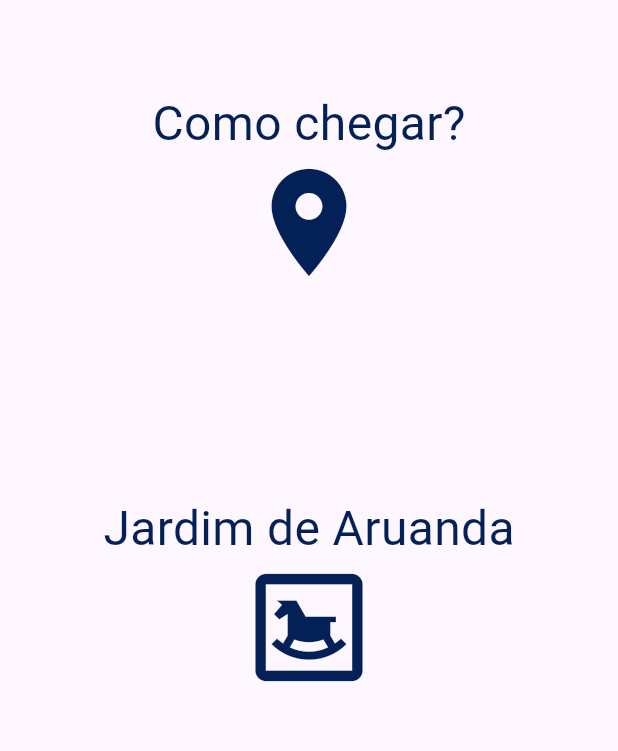
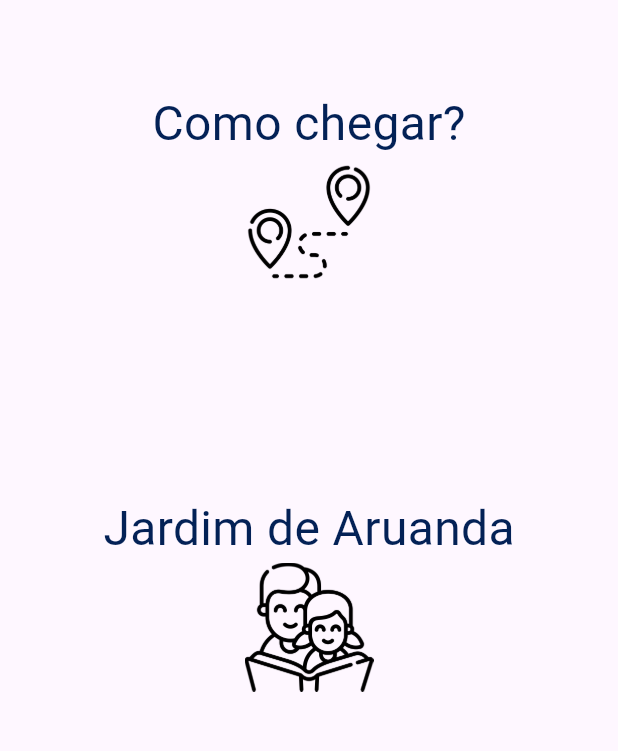
Before and after one commit to camurri/tvbflutter, a Flutter app: the screen it shows after launch, on a phone screen of 412 x 824 dp, the part 459-1210 px from its top. Run offline on Flutter 3.47's test engine with Material 3 defaults, Android fonts, the phone set to English and light mode, and no system bars; drawn by our look-alikes of carousel_slider.

Commit message:
icones personalizados snack personalizado

```diff
--- a/lib/widgets/carousel_slider.dart
+++ b/lib/widgets/carousel_slider.dart
@@ -11,7 +11,7 @@ void main() {
 }
 
 class CarouselWidget extends StatelessWidget {
-   CarouselWidget({super.key});
+  CarouselWidget({super.key});
 
   @override
   Widget build(BuildContext context) {
@@ -34,33 +34,51 @@ class CarouselWidget extends StatelessWidget {
 
   // Lista de itens para o primeiro carrossel
   final List<Map<String, dynamic>> _itemsGeral = [
-    {'text': 'Como chegar?', 'icon': Icons.location_on},
-    {'text': 'Giras da Semana', 'icon': Icons.access_time_outlined},
-    {'text': 'Pontos do terreiro', 'icon': Icons.library_music},
-    {'text': 'Redes Sociais', 'icon': Icons.facebook},
+    {'text': 'Como chegar?', 'icon': 'assets/images/road.png'},
+    {'text': 'Giras da Semana', 'icon': 'assets/images/schedule.png'},
+    {'text': 'Pontos do terreiro', 'icon': 'assets/images/african-drum.png'},
+    {'text': 'Redes Sociais', 'icon': 'assets/images/social-media.png'},
   ];
 
   // Lista de itens para o segundo carrossel
   final List<Map<String, dynamic>> _itemsGiras = [
-    {'text': 'Jardim de Aruanda', 'icon': Icons.bedroom_baby_outlined},
-    {'text': 'Gira Cigana', 'icon': Icons.star_border_outlined},
-    {'text': 'Gira de Cura', 'icon': Icons.heart_broken},
-    {'text': 'Umbanda Pet', 'icon': Icons.pets},
-    {'text': 'Sagrado Feminino', 'icon': Icons.woman},
-    {'text': 'Gira das Bruxas', 'icon': Icons.star_border_outlined},
+    {'text': 'Jardim de Aruanda', 'icon': 'assets/images/reading.png'},
+    {'text': 'Gira Cigana', 'icon': 'assets/images/fire.png'},
+    {'text': 'Gira de Cura', 'icon': 'assets/images/pray.png'},
+    {'text': 'Umbanda Pet', 'icon': 'assets/images/dog.png'},
+    {'text': 'Sagrado Feminino', 'icon': 'assets/images/flower.png'},
+    {'text': 'Gira das Bruxas', 'icon': 'assets/images/spell-book.png'},
   ];
 }
 
 // Widget para cada item do carrossel
-class CarouselItem extends StatelessWidget {
+class CarouselItem extends StatefulWidget {
   final Map<String, dynamic> item;
 
   const CarouselItem({super.key, required this.item});
 
   @override
+  State<CarouselItem> createState() => _CarouselItemState();
+}
+
+class _CarouselItemState extends State<CarouselItem> {
+  // Índice da mensagem atual
+  int indiceMensagem = 0;
+
+  // Array de mensagens
+  final List<String> mensagens = [
+    'A Umbanda é paz e amor.',
+    'Respeite todas as religiões.',
+    'Acredite no poder da fé.',
+    'A espiritualidade nos conecta.',
+    'A Umbanda acolhe a todos.'
+    'Avante, filhos de fé.'
+  ];
+
+  @override
   Widget build(BuildContext context) {
     return GestureDetector(
-      onTap: () => _handleItemClick(context, item['text']),
+      onTap: () => _handleItemClick(context, widget.item['text']),
       child: Container(
         width: MediaQuery.of(context).size.width,
         margin: const EdgeInsets.symmetric(horizontal: 5.0),
@@ -72,13 +90,13 @@ class CarouselItem extends StatelessWidget {
           mainAxisAlignment: MainAxisAlignment.center,
           children: [
             Text(
-              item['text'],
+              widget.item['text'],
               style: const TextStyle(fontSize: 32.0, color: Color(0xFF032156)),
             ),
-            Icon(
-              item['icon'],
-              size: 86.0,
-              color: const Color(0xFF032156),
+            Image.asset(
+              widget.item['icon'], // Usando a imagem PNG
+              width: 86.0,
+              height: 86.0,
             ),
           ],
         ),
@@ -87,13 +105,19 @@ class CarouselItem extends StatelessWidget {
   }
 
   void _handleItemClick(BuildContext context, String itemText) {
+    // Exibe a mensagem atual
     ScaffoldMessenger.of(context).showSnackBar(
       SnackBar(
-        backgroundColor: const Color(0xFF035653),
-        content: Text('Você clicou em: $itemText'),
+        backgroundColor: const Color(0xFF032156),
+        content: Text(mensagens[indiceMensagem], textAlign: TextAlign.center),
         duration: const Duration(seconds: 2),
       ),
     );
+
+    // Atualiza o índice para a próxima mensagem
+    setState(() {
+      indiceMensagem = (indiceMensagem + 1) % mensagens.length;
+    });
 
     Future.delayed(const Duration(milliseconds: 500), () {
       Navigator.push(
--- a/pubspec.yaml
+++ b/pubspec.yaml
@@ -33,6 +33,7 @@ dependencies:
     sdk: flutter
   carousel_slider: ^5.0.0
   #url_launcher: ^6.0.9
+  flutter_svg: ^2.0.7
 
   # The following adds the Cupertino Icons font to your application.
   # Use with the CupertinoIcons class for iOS style icons.
```
Also changed, not shown: assets/images/african-drum.png (added), assets/images/dog.png (added), assets/images/fire.png (added), assets/images/flower.png (added), assets/images/pray.png (added), assets/images/reading.png (added), assets/images/road.png (added), assets/images/schedule.png (added), assets/images/social-media.png (added), assets/images/spell-book.png (added), pubspec.lock.
